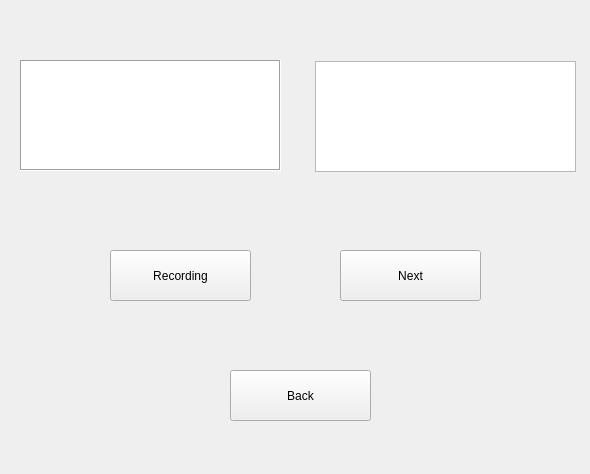
Above: GUI/venv/UI source/TRAIN UI.ui from jwoonge/MJJ before the change. Below: the same form after it.
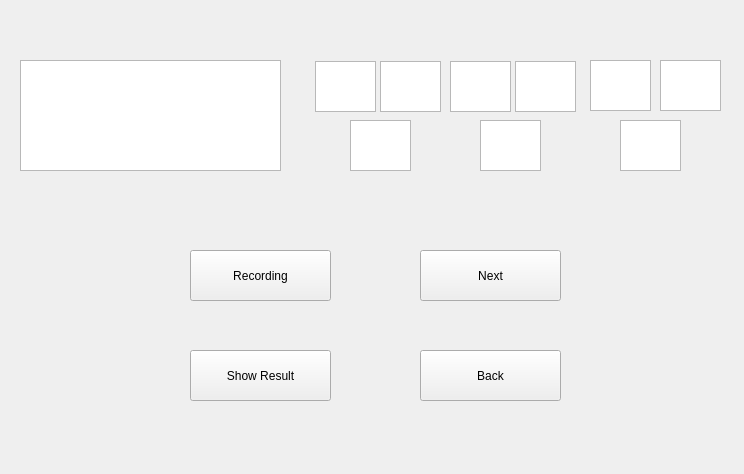
That is the form after the change.

Patch:
```diff
--- a/GUI/venv/UI source/TRAIN UI.ui
+++ b/GUI/venv/UI source/TRAIN UI.ui
@@ -9,7 +9,7 @@
    <rect>
     <x>0</x>
     <y>0</y>
-    <width>590</width>
+    <width>744</width>
     <height>474</height>
    </rect>
   </property>
@@ -19,7 +19,7 @@
   <widget class="QPushButton" name="train_record_button">
    <property name="geometry">
     <rect>
-     <x>110</x>
+     <x>190</x>
      <y>250</y>
      <width>141</width>
      <height>51</height>
@@ -32,7 +32,7 @@
   <widget class="QPushButton" name="train_next_button">
    <property name="geometry">
     <rect>
-     <x>340</x>
+     <x>420</x>
      <y>250</y>
      <width>141</width>
      <height>51</height>
@@ -45,8 +45,8 @@
   <widget class="QPushButton" name="train_exit_button">
    <property name="geometry">
     <rect>
-     <x>230</x>
-     <y>370</y>
+     <x>420</x>
+     <y>350</y>
      <width>141</width>
      <height>51</height>
     </rect>
@@ -64,12 +64,6 @@
      <height>111</height>
     </rect>
    </property>
-   <property name="sizePolicy">
-    <sizepolicy hsizetype="Expanding" vsizetype="Expanding">
-     <horstretch>0</horstretch>
-     <verstretch>0</verstretch>
-    </sizepolicy>
-   </property>
    <property name="font">
     <font>
      <pointsize>60</pointsize>
@@ -77,24 +71,172 @@
      <bold>true</bold>
     </font>
    </property>
-   <property name="focusPolicy">
-    <enum>Qt::WheelFocus</enum>
-   </property>
-   <property name="inputMethodHints">
-    <set>Qt::ImhNone</set>
-   </property>
-   <property name="frameShape">
-    <enum>QFrame::Box</enum>
-   </property>
   </widget>
   <widget class="QTextBrowser" name="textBrowser_2">
    <property name="geometry">
     <rect>
      <x>315</x>
      <y>61</y>
-     <width>261</width>
-     <height>111</height>
+     <width>61</width>
+     <height>51</height>
     </rect>
+   </property>
+   <property name="font">
+    <font>
+     <pointsize>27</pointsize>
+     <weight>75</weight>
+     <bold>true</bold>
+    </font>
+   </property>
+  </widget>
+  <widget class="QTextBrowser" name="textBrowser_3">
+   <property name="geometry">
+    <rect>
+     <x>380</x>
+     <y>61</y>
+     <width>61</width>
+     <height>51</height>
+    </rect>
+   </property>
+   <property name="font">
+    <font>
+     <pointsize>27</pointsize>
+     <weight>75</weight>
+     <bold>true</bold>
+    </font>
+   </property>
+  </widget>
+  <widget class="QTextBrowser" name="textBrowser_4">
+   <property name="geometry">
+    <rect>
+     <x>350</x>
+     <y>120</y>
+     <width>61</width>
+     <height>51</height>
+    </rect>
+   </property>
+   <property name="font">
+    <font>
+     <pointsize>27</pointsize>
+     <weight>75</weight>
+     <bold>true</bold>
+    </font>
+   </property>
+  </widget>
+  <widget class="QTextBrowser" name="textBrowser_5">
+   <property name="geometry">
+    <rect>
+     <x>450</x>
+     <y>61</y>
+     <width>61</width>
+     <height>51</height>
+    </rect>
+   </property>
+   <property name="font">
+    <font>
+     <pointsize>27</pointsize>
+     <weight>75</weight>
+     <bold>true</bold>
+    </font>
+   </property>
+  </widget>
+  <widget class="QTextBrowser" name="textBrowser_7">
+   <property name="geometry">
+    <rect>
+     <x>480</x>
+     <y>120</y>
+     <width>61</width>
+     <height>51</height>
+    </rect>
+   </property>
+   <property name="font">
+    <font>
+     <pointsize>27</pointsize>
+     <weight>75</weight>
+     <bold>true</bold>
+    </font>
+   </property>
+  </widget>
+  <widget class="QTextBrowser" name="textBrowser_6">
+   <property name="geometry">
+    <rect>
+     <x>515</x>
+     <y>61</y>
+     <width>61</width>
+     <height>51</height>
+    </rect>
+   </property>
+   <property name="font">
+    <font>
+     <pointsize>27</pointsize>
+     <weight>75</weight>
+     <bold>true</bold>
+    </font>
+   </property>
+  </widget>
+  <widget class="QPushButton" name="train_result_button">
+   <property name="geometry">
+    <rect>
+     <x>190</x>
+     <y>350</y>
+     <width>141</width>
+     <height>51</height>
+    </rect>
+   </property>
+   <property name="text">
+    <string>Show Result</string>
+   </property>
+  </widget>
+  <widget class="QTextBrowser" name="textBrowser_8">
+   <property name="geometry">
+    <rect>
+     <x>590</x>
+     <y>60</y>
+     <width>61</width>
+     <height>51</height>
+    </rect>
+   </property>
+   <property name="font">
+    <font>
+     <pointsize>27</pointsize>
+     <weight>75</weight>
+     <bold>true</bold>
+    </font>
+   </property>
+  </widget>
+  <widget class="QTextBrowser" name="textBrowser_9">
+   <property name="geometry">
+    <rect>
+     <x>660</x>
+     <y>60</y>
+     <width>61</width>
+     <height>51</height>
+    </rect>
+   </property>
+   <property name="font">
+    <font>
+     <pointsize>27</pointsize>
+     <weight>75</weight>
+     <bold>true</bold>
+    </font>
+   </property>
+  </widget>
+  <widget class="QTextBrowser" name="textBrowser_10">
+   <property name="geometry">
+    <rect>
+     <x>620</x>
+     <y>120</y>
+     <width>61</width>
+     <height>51</height>
+    </rect>
+   </property>
+   <property name="font">
+    <font>
+     <pointsize>27</pointsize>
+     <weight>75</weight>
+     <bold>true</bold>
+     <underline>false</underline>
+    </font>
    </property>
   </widget>
  </widget>
```
Left out of the diff: 2 changed lines with no effect on the pictures.
